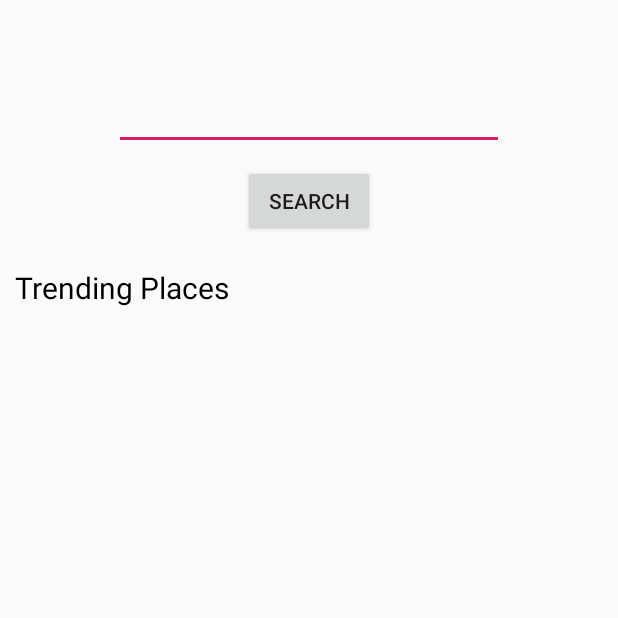
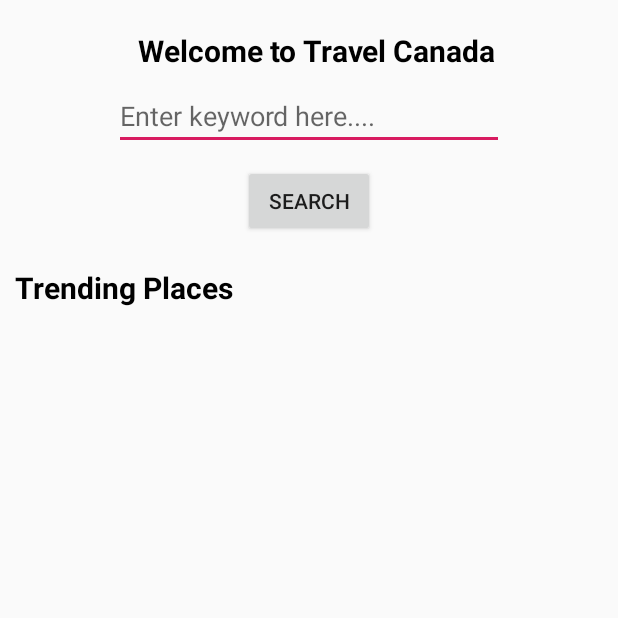
Before and after one commit to uanthwal/Canada-Tourism-Mobile-App, an Android app: the screen it shows after launch (SearchPlaces), on a phone screen of 412 x 824 dp, the top half of it. Run offline under Robolectric (Android 15) with nearby library versions, the phone set to English and light mode, and no system bars; our stand-ins replace Picasso, Volley; network calls fail; pictures from the network do not load.

Commit message:
Landing page changes

```diff
--- a/app/src/main/java/com/developer/tourismapp/AppConstants.java
+++ b/app/src/main/java/com/developer/tourismapp/AppConstants.java
@@ -8,5 +8,4 @@ public class AppConstants {
     public static String GET_HOTSPOTS = BASE_URL + "/get-hotspots";
     public static String SEARCH = BASE_URL + "/api/search";
     public static String S3_BASE_URL = "https://tourismapp14.s3.amazonaws.com/";
-
 }
--- a/app/src/main/res/layout/activity_search_places.xml
+++ b/app/src/main/res/layout/activity_search_places.xml
@@ -6,7 +6,17 @@
     android:layout_height="match_parent"
     android:orientation="vertical"
     tools:context=".SearchPlaces">
-
+    <TextView
+        android:textStyle="bold"
+        android:layout_marginTop="20dp"
+        android:textAlignment="center"
+        android:textColor="@color/colorBlack"
+        android:id="@+id/tp_tp"
+        android:textSize="20dp"
+        android:paddingLeft="10dp"
+        android:layout_width="match_parent"
+        android:layout_height="wrap_content"
+        android:text="Welcome to Travel Canada"></TextView>
     <RelativeLayout
         android:id="@+id/r_l_1"
         android:layout_width="wrap_content"
@@ -19,6 +29,7 @@
         <EditText
             android:id="@+id/search_txt_ip"
             android:layout_width="260dp"
+            android:hint="Enter keyword here...."
             android:layout_height="40dp"
             android:layout_centerHorizontal="true" />
 
@@ -40,6 +51,7 @@
         android:layout_marginTop="20dp">
 
         <TextView
+            android:textStyle="bold"
             android:textColor="@color/colorBlack"
             android:id="@+id/tp_tv"
             android:textSize="20dp"
```
